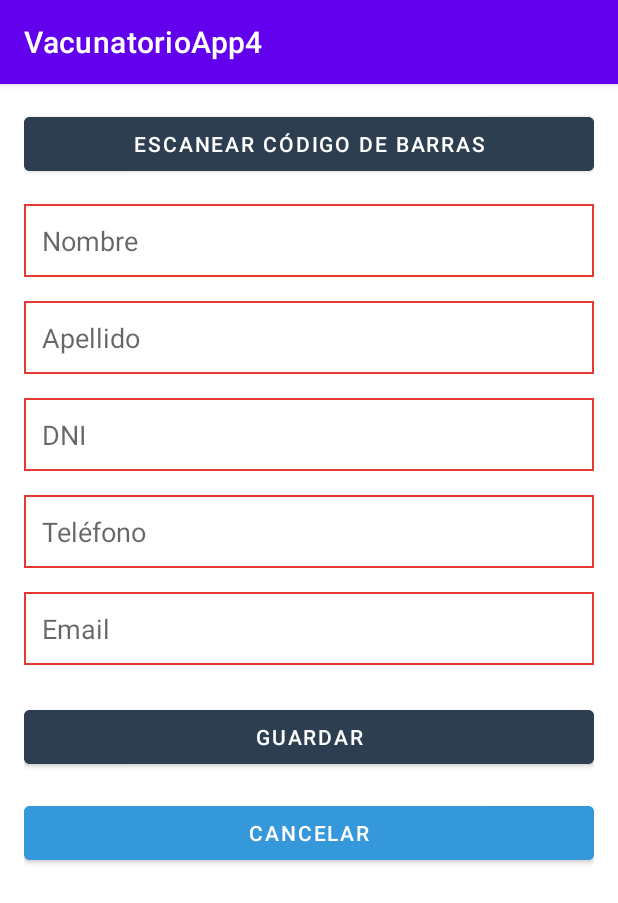
After one commit to ProgramEze/VacunatorioApp4, an Android app: the fragment AgregarPacienteFragment shown on its own in the app's theme, on a phone screen of 412 x 824 dp. The commit adds this screen. Shown: the top 903 px of the screen. Run offline under Robolectric (Android 15) with nearby library versions, the phone set to English and light mode, and no system bars.

Commit message:
Segundo commit

```diff
--- a/app/build.gradle.kts
+++ b/app/build.gradle.kts
@@ -35,7 +35,6 @@ android {
 }
 
 dependencies {
-
     implementation(libs.appcompat)
     implementation(libs.material)
     implementation(libs.constraintlayout)
@@ -51,6 +50,8 @@ dependencies {
     implementation(libs.camera.camera2)
     implementation(libs.camera.lifecycle)
     implementation(libs.camera.view)
+    implementation(libs.camera.core)
+    implementation(libs.activity)
     testImplementation(libs.junit)
     androidTestImplementation(libs.ext.junit)
     androidTestImplementation(libs.espresso.core)
--- a/app/src/main/java/com/ezequieldiaz/vacunatorioapp4/MainActivity.java
+++ b/app/src/main/java/com/ezequieldiaz/vacunatorioapp4/MainActivity.java
@@ -35,7 +35,7 @@ public class MainActivity extends AppCompatActivity {
         NavigationView navigationView = binding.navView;
 
         mAppBarConfiguration = new AppBarConfiguration.Builder(
-                R.id.nav_home, R.id.nav_gallery, R.id.nav_slideshow, R.id.nav_deslogeo)
+                R.id.nav_home, R.id.nav_perfil, R.id.nav_cambiar_password, R.id.nav_agregar_paciente, R.id.nav_deslogeo)
                 .setOpenableLayout(drawer)
                 .build();
         NavController navController = Navigation.findNavController(this, R.id.nav_host_fragment_content_main);
--- /dev/null
+++ b/app/src/main/java/com/ezequieldiaz/vacunatorioapp4/ui/registro/AgregarPacienteFragment.java
@@ -0,0 +1,113 @@
+package com.ezequieldiaz.vacunatorioapp4.ui.registro;
+
+import static android.app.Activity.RESULT_OK;
+
+import androidx.lifecycle.ViewModelProvider;
+
+import android.content.Intent;
+import android.os.Bundle;
+
+import androidx.annotation.NonNull;
+import androidx.annotation.Nullable;
+import androidx.fragment.app.Fragment;
+
+import android.view.LayoutInflater;
+import android.view.View;
+import android.view.ViewGroup;
+import android.widget.Button;
+import android.widget.EditText;
+import android.widget.Toast;
+
+import com.ezequieldiaz.vacunatorioapp4.R;
+import com.ezequieldiaz.vacunatorioapp4.databinding.FragmentAgregarPacienteBinding;
+
+public class AgregarPacienteFragment extends Fragment {
+
+    private AgregarPacienteFragmentViewModel viewModel;
+    private FragmentAgregarPacienteBinding binding; // Binding para el layout
+    private static final int REQUEST_CODE_SCAN = 100;
+
+    @Override
+    public View onCreateView(LayoutInflater inflater, ViewGroup container, Bundle savedInstanceState) {
+        // Inflar el layout usando View Binding
+        binding = FragmentAgregarPacienteBinding.inflate(inflater, container, false);
+        View view = binding.getRoot();
+
+        // Inicializar ViewModel
+        viewModel = new ViewModelProvider(this).get(AgregarPacienteFragmentViewModel.class);
+
+        // Configurar el clic del botón de escaneo
+        binding.btnEscanear.setOnClickListener(v -> {
+            // Iniciar la actividad de escaneo
+            Intent intent = new Intent(getActivity(), EscanerActivity.class);
+            startActivityForResult(intent, REQUEST_CODE_SCAN);
+        });
+
+        // Configurar el clic del botón de guardar
+        binding.btnGuardar.setOnClickListener(v -> {
+            // Obtener los datos ingresados
+            String nombre = binding.etNombre.getText().toString();
+            String apellido = binding.etApellido.getText().toString();
+            String dni = binding.etDNI.getText().toString();
+            String telefono = binding.etTelefono.getText().toString();
+            String email = binding.etEmail.getText().toString();
+
+            // Validar los datos
+            if (nombre.isEmpty() || apellido.isEmpty() || dni.isEmpty() || telefono.isEmpty() || email.isEmpty()) {
+                Toast.makeText(getContext(), "Por favor, complete todos los campos", Toast.LENGTH_SHORT).show();
+                return;
+            }
+
+            // Llamar al ViewModel para guardar el paciente
+            viewModel.guardarPaciente(nombre, apellido, dni, telefono, email);
+        });
+
+        // Configurar el clic del botón de cancelar
+        binding.btnCancelar.setOnClickListener(v -> {
+            // Cerrar el fragmento
+            requireActivity().getSupportFragmentManager().popBackStack();
+        });
+
+        // Observar cambios en el ViewModel
+        viewModel.getResultadoGuardado().observe(getViewLifecycleOwner(), resultado -> {
+            if (resultado != null) {
+                Toast.makeText(getContext(), resultado, Toast.LENGTH_SHORT).show();
+                if (resultado.equals("Paciente/Tutor guardado correctamente")) {
+                    requireActivity().getSupportFragmentManager().popBackStack(); // Cerrar el fragmento después de guardar
+                }
+            }
+        });
+
+        return view;
+    }
+
+    @Override
+    public void onActivityResult(int requestCode, int resultCode, Intent data) {
+        super.onActivityResult(requestCode, resultCode, data);
+        if (requestCode == REQUEST_CODE_SCAN && resultCode == RESULT_OK) {
+            // Obtener los datos escaneados
+            String datosEscaneados = data.getStringExtra("DATOS_ESCANEADOS");
+            System.out.println("Datos escaneados: " + datosEscaneados);
+            if (datosEscaneados != null) {
+                // Dividir la cadena usando el delimitador '@'
+                String[] partes = datosEscaneados.split("@");
+                if (partes.length >= 5) {  // Asegurarse de que se tengan al menos 5 partes
+                    // Asignar los datos a los campos correspondientes
+                    binding.etApellido.setText(partes[1]);
+                    binding.etNombre.setText(partes[2]);
+                    binding.etDNI.setText(partes[4]);
+                } else {
+                    Toast.makeText(getContext(), "Formato del código de barras inválido", Toast.LENGTH_SHORT).show();
+                }
+            }
+        }
+    }
+
+
+    @Override
+    public void onDestroyView() {
+        super.onDestroyView();
+        // Limpiar el binding cuando la vista se destruya
+        binding = null;
+    }
+}
--- /dev/null
+++ b/app/src/main/res/drawable/edittext_background.xml
@@ -0,0 +1,9 @@
+<shape xmlns:android="http://schemas.android.com/apk/res/android"
+    android:shape="rectangle">
+    <solid android:color="#FFFFFF"/>
+    <stroke
+        android:width="1.5dp"
+        android:color="#E53935"
+        />
+
+</shape>
--- /dev/null
+++ b/app/src/main/res/layout/fragment_agregar_paciente.xml
@@ -0,0 +1,102 @@
+<?xml version="1.0" encoding="utf-8"?>
+<RelativeLayout xmlns:android="http://schemas.android.com/apk/res/android"
+    android:layout_width="match_parent"
+    android:layout_height="match_parent"
+    android:padding="16dp"
+    android:background="@color/white">
+
+    <!-- Botón para escanear código de barras -->
+    <Button
+        android:id="@+id/btnEscanear"
+        android:layout_width="match_parent"
+        android:layout_height="wrap_content"
+        android:text="@string/escanear_codigo"
+        android:backgroundTint="@color/primary_color"
+        android:textColor="@color/white"
+        android:drawableStart="@drawable/ic_barcode_scanner" /> <!-- Icono de código de barras -->
+
+    <!-- Campos para mostrar los datos escaneados -->
+    <EditText
+        android:id="@+id/etNombre"
+        android:layout_width="match_parent"
+        android:layout_height="wrap_content"
+        android:layout_below="@id/btnEscanear"
+        android:layout_marginTop="16dp"
+        android:hint="@string/nombre"
+        android:inputType="text"
+        android:maxLines="1"
+        android:padding="12dp"
+        android:background="@drawable/edittext_background" />
+
+    <EditText
+        android:id="@+id/etApellido"
+        android:layout_width="match_parent"
+        android:layout_height="wrap_content"
+        android:layout_below="@id/etNombre"
+        android:layout_marginTop="16dp"
+        android:hint="@string/apellido"
+        android:inputType="text"
+        android:maxLines="1"
+        android:padding="12dp"
+        android:background="@drawable/edittext_background" />
+
+    <EditText
+        android:id="@+id/etDNI"
+        android:layout_width="match_parent"
+        android:layout_height="wrap_content"
+        android:layout_below="@id/etApellido"
+        android:layout_marginTop="16dp"
+        android:hint="@string/dni"
+        android:inputType="number"
+        android:maxLines="1"
+        android:padding="12dp"
+        android:background="@drawable/edittext_background" />
+
+    <EditText
+        android:id="@+id/etTelefono"
+        android:layout_width="match_parent"
+        android:layout_height="wrap_content"
+        android:layout_below="@id/etDNI"
+        android:layout_marginTop="16dp"
+        android:hint="@string/telefono"
+        android:inputType="number"
+        android:maxLines="1"
+        android:padding="12dp"
+        android:background="@drawable/edittext_background" />
+
+    <EditText
+        android:id="@+id/etEmail"
+        android:layout_width="match_parent"
+        android:layout_height="wrap_content"
+        android:layout_below="@id/etTelefono"
+        android:layout_marginTop="16dp"
+        android:hint="@string/email"
+        android:inputType="textEmailAddress"
+        android:maxLines="1"
+        android:padding="12dp"
+        android:background="@drawable/edittext_background" />
+
+    <!-- Botones para guardar o cancelar -->
+    <Button
+        android:id="@+id/btnGuardar"
+        android:layout_width="match_parent"
+        android:layout_height="wrap_content"
+        android:layout_below="@id/etEmail"
+        android:layout_marginTop="24dp"
+        android:text="@string/guardar"
+        android:backgroundTint="@color/primary_color"
+        android:textColor="@color/white"
+        android:drawableStart="@drawable/ic_add" /> <!-- Icono de guardar -->
+
+    <Button
+        android:id="@+id/btnCancelar"
+        android:layout_width="match_parent"
+        android:layout_height="wrap_content"
+        android:layout_below="@id/btnGuardar"
+        android:layout_marginTop="16dp"
+        android:text="@string/cancelar"
+        android:backgroundTint="@color/secondary_color"
+        android:textColor="@color/white"
+        android:drawableStart="@drawable/ic_cancel" /> <!-- Icono de cancelar -->
+
+</RelativeLayout>
--- a/app/src/main/res/menu/activity_main_drawer.xml
+++ b/app/src/main/res/menu/activity_main_drawer.xml
@@ -6,14 +6,14 @@
     <group android:checkableBehavior="single">
         <item
             android:id="@+id/nav_home"
-            android:icon="@drawable/ic_menu_camera"
+            android:icon="@drawable/icon_home"
             android:title="@string/menu_home" />
         <item
             android:id="@+id/nav_perfil"
             android:icon="@drawable/icon_perfil"
             android:title="@string/menu_perfil" />
         <item
-            android:id="@+id/nav_gallery"
+            android:id="@+id/nav_agregar_paciente"
             android:icon="@drawable/icon_registro"
             android:title="@string/menu_registro" />
         <item
--- a/app/src/main/res/values/colors.xml
+++ b/app/src/main/res/values/colors.xml
@@ -30,4 +30,28 @@
     <color name="colorError">#B00020</color>
     <color name="disabled_text_color">#9E9E9E</color>
     <color name="disabled_text_color2">#808080</color>
+    <!-- Opción 1: Paleta Profesional y Moderna -->
+    <color name="primary_color">#2C3E50</color>
+    <color name="secondary_color">#3498DB</color>
+    <color name="accent_color">#27AE60</color>
+    <color name="background_color">#FFFFFF</color>
+    <color name="text_color">#34495E</color>
+
+    <!-- Opción 2: Paleta Fresca y Saludable -->
+    <!--
+    <color name="primary_color">#2ECC71</color>
+    <color name="secondary_color">#1ABC9C</color>
+    <color name="accent_color">#E67E22</color>
+    <color name="background_color">#FFFFFF</color>
+    <color name="text_color">#2C3E50</color>
+    -->
+
+    <!-- Opción 3: Paleta Suave y Relajante -->
+    <!--
+    <color name="primary_color">#3498DB</color>
+    <color name="secondary_color">#9B59B6</color>
+    <color name="accent_color">#E91E63</color>
+    <color name="background_color">#FFFFFF</color>
+    <color name="text_color">#34495E</color>
+    -->
 </resources>
--- a/app/src/main/res/values/strings.xml
+++ b/app/src/main/res/values/strings.xml
@@ -24,6 +24,16 @@
     <string name="iniciar_sesion">Iniciar sesión</string>
     <string name="olvide_mi_contrasenia">Olvide mi contraseña</string>
     <string name="registrarse">Registrarse</string>
+    <!-- Strings related to registration -->
+    <string name="escanear_codigo">Escanear Código de Barras</string>
+    <string name="nombre">Nombre</string>
+    <string name="apellido">Apellido</string>
+    <string name="dni">DNI</string>
+    <string name="telefono">Teléfono</string>
+    <string name="email">Email</string>
+    <string name="guardar">Guardar</string>
+    <string name="cancelar">Cancelar</string>
+    <!-- Strings related to navigation drawer -->
     <string name="menu_perfil">Mi perfil</string>
     <string name="menu_cambiar_password">Cambiar contraseña</string>
     <string name="menu_registro">Registro de personas</string>
--- a/gradle/libs.versions.toml
+++ b/gradle/libs.versions.toml
@@ -18,6 +18,8 @@ barcodeScanning = "17.3.0"
 cameraCamera2 = "1.5.0-alpha05"
 cameraLifecycle = "1.5.0-alpha05"
 cameraView = "1.5.0-alpha05"
+cameraCore = "1.5.0-alpha05"
+activity = "1.8.0"
 
 [libraries]
 junit = { group = "junit", name = "junit", version.ref = "junit" }
@@ -38,6 +40,8 @@ barcode-scanning = { group = "com.google.mlkit", name = "barcode-scanning", vers
 camera-camera2 = { group = "androidx.camera", name = "camera-camera2", version.ref = "cameraCamera2" }
 camera-lifecycle = { group = "androidx.camera", name = "camera-lifecycle", version.ref = "cameraLifecycle" }
 camera-view = { group = "androidx.camera", name = "camera-view", version.ref = "cameraView" }
+camera-core = { group = "androidx.camera", name = "camera-core", version.ref = "cameraCore" }
+activity = { group = "androidx.activity", name = "activity", version.ref = "activity" }
 
 [plugins]
 android-application = { id = "com.android.application", version.ref = "agp" }
```
Also changed, not shown: app/src/main/AndroidManifest.xml (+8 -4 lines), app/src/main/java/com/ezequieldiaz/vacunatorioapp4/request/ApiClient.java (+11 -3 lines), app/src/main/java/com/ezequieldiaz/vacunatorioapp4/ui/registro/AgregarPacienteFragmentViewModel.java (added, +68 -0 lines), app/src/main/java/com/ezequieldiaz/vacunatorioapp4/ui/registro/EscanerActivity.java (added, +145 -0 lines), app/src/main/res/drawable/ic_add.xml (deleted, +0 -7 lines), app/src/main/res/layout/activity_escaner.xml (added, +12 -0 lines), app/src/main/res/navigation/mobile_navigation.xml (+7 -2 lines), app/src/main/res/drawable/ic_add.png (added), app/src/main/res/drawable/ic_barcode_scanner.png (added), app/src/main/res/drawable/ic_cancel.png (added), app/src/main/res/drawable/icon_home.png (added).
